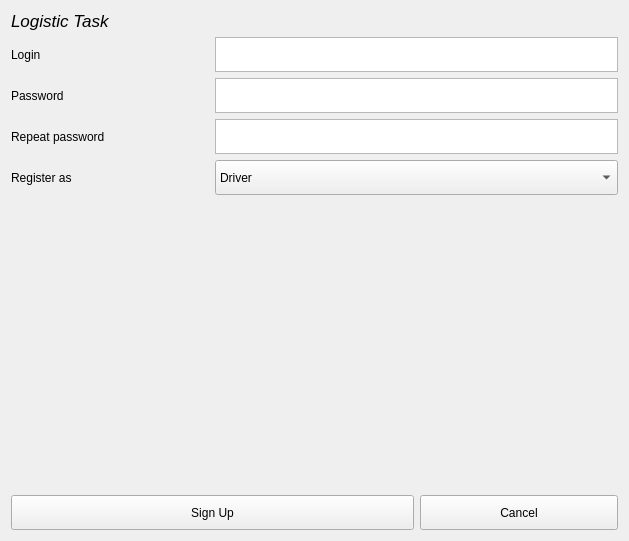
Above: windows/widgets/sign_up_widget.ui from Belyashi/LogisticTask before the change. Below: the same form after it.
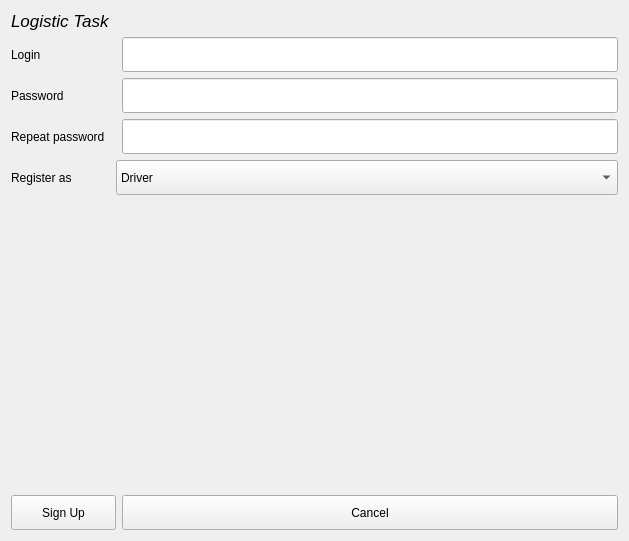
That is the form after the change.

Commit message: Change type of input.

What changed in the file:
```diff
--- a/windows/widgets/sign_up_widget.ui
+++ b/windows/widgets/sign_up_widget.ui
@@ -14,37 +14,21 @@
    <string>Sign Up</string>
   </property>
   <layout class="QGridLayout" name="gridLayout">
-   <item row="1" column="0">
+   <item row="2" column="0">
     <widget class="QLabel" name="label">
      <property name="text">
       <string>Login</string>
      </property>
     </widget>
    </item>
-   <item row="2" column="1" colspan="2">
-    <widget class="QTextEdit" name="password_input">
-     <property name="minimumSize">
-      <size>
-       <width>0</width>
-       <height>35</height>
-      </size>
-     </property>
-     <property name="maximumSize">
-      <size>
-       <width>16777215</width>
-       <height>35</height>
-      </size>
-     </property>
-    </widget>
-   </item>
-   <item row="2" column="0">
+   <item row="3" column="0">
     <widget class="QLabel" name="label_2">
      <property name="text">
       <string>Password</string>
      </property>
     </widget>
    </item>
-   <item row="6" column="0" colspan="3">
+   <item row="7" column="0" colspan="3">
     <widget class="QStackedWidget" name="additional_data">
      <widget class="QWidget" name="AdditionalDataPage1"/>
     </widget>
@@ -62,30 +46,14 @@
      </property>
     </widget>
    </item>
-   <item row="1" column="1" colspan="2">
-    <widget class="QTextEdit" name="login_input">
-     <property name="minimumSize">
-      <size>
-       <width>0</width>
-       <height>35</height>
-      </size>
-     </property>
-     <property name="maximumSize">
-      <size>
-       <width>16777215</width>
-       <height>35</height>
-      </size>
-     </property>
-    </widget>
-   </item>
-   <item row="3" column="0">
+   <item row="4" column="0">
     <widget class="QLabel" name="label_4">
      <property name="text">
       <string>Repeat password</string>
      </property>
     </widget>
    </item>
-   <item row="5" column="1" colspan="2">
+   <item row="6" column="1" colspan="2">
     <widget class="QComboBox" name="role_selector">
      <property name="minimumSize">
       <size>
@@ -118,23 +86,7 @@
      </property>
     </widget>
    </item>
-   <item row="3" column="1" colspan="2">
-    <widget class="QTextEdit" name="repeated_password">
-     <property name="minimumSize">
-      <size>
-       <width>0</width>
-       <height>35</height>
-      </size>
-     </property>
-     <property name="maximumSize">
-      <size>
-       <width>16777215</width>
-       <height>35</height>
-      </size>
-     </property>
-    </widget>
-   </item>
-   <item row="7" column="0" colspan="2">
+   <item row="8" column="0" colspan="2">
     <widget class="QPushButton" name="sign_up">
      <property name="minimumSize">
       <size>
@@ -153,7 +105,7 @@
      </property>
     </widget>
    </item>
-   <item row="7" column="2">
+   <item row="8" column="2">
     <widget class="QPushButton" name="cancel">
      <property name="minimumSize">
       <size>
@@ -172,13 +124,61 @@
      </property>
     </widget>
    </item>
-   <item row="5" column="0">
+   <item row="6" column="0">
     <widget class="QLabel" name="label_3">
      <property name="text">
       <string>Register as</string>
      </property>
     </widget>
    </item>
+   <item row="2" column="2">
+    <widget class="QLineEdit" name="login_input">
+     <property name="minimumSize">
+      <size>
+       <width>0</width>
+       <height>35</height>
+      </size>
+     </property>
+     <property name="maximumSize">
+      <size>
+       <width>16777215</width>
+       <height>35</height>
+      </size>
+     </property>
+    </widget>
+   </item>
+   <item row="3" column="2">
+    <widget class="QLineEdit" name="password_input">
+     <property name="minimumSize">
+      <size>
+       <width>0</width>
+       <height>35</height>
+      </size>
+     </property>
+     <property name="maximumSize">
+      <size>
+       <width>16777215</width>
+       <height>35</height>
+      </size>
+     </property>
+    </widget>
+   </item>
+   <item row="4" column="2">
+    <widget class="QLineEdit" name="repeated_password">
+     <property name="minimumSize">
+      <size>
+       <width>0</width>
+       <height>35</height>
+      </size>
+     </property>
+     <property name="maximumSize">
+      <size>
+       <width>16777215</width>
+       <height>35</height>
+      </size>
+     </property>
+    </widget>
+   </item>
   </layout>
  </widget>
  <resources/>
```
The commit also changes 10 other files.
